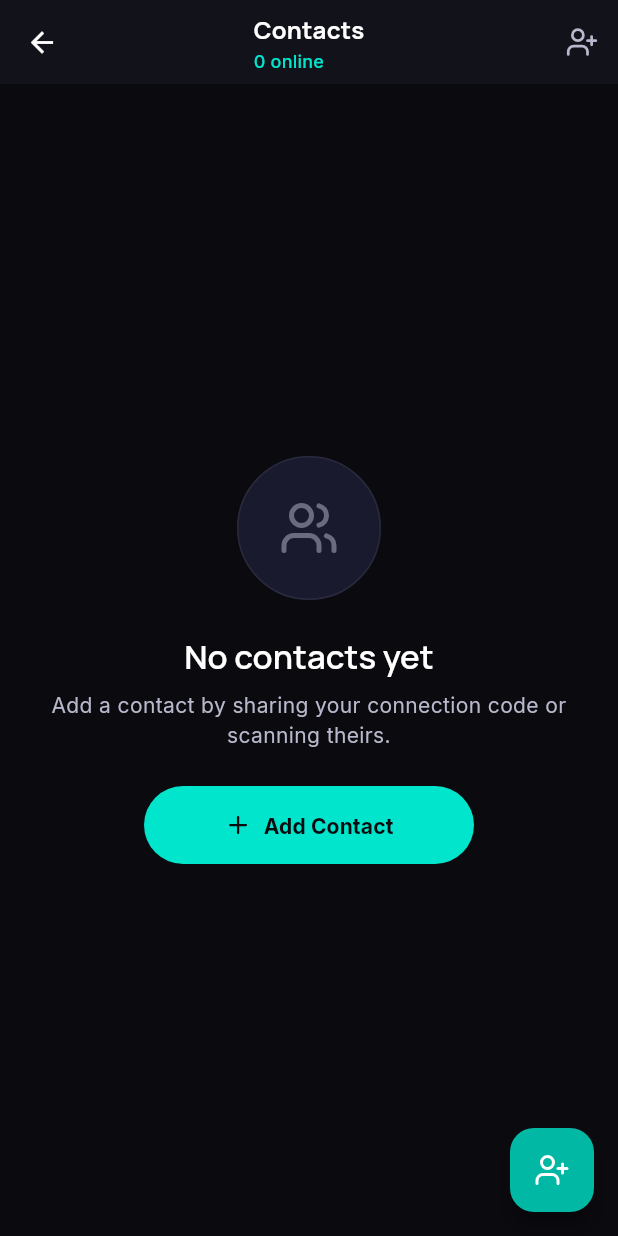
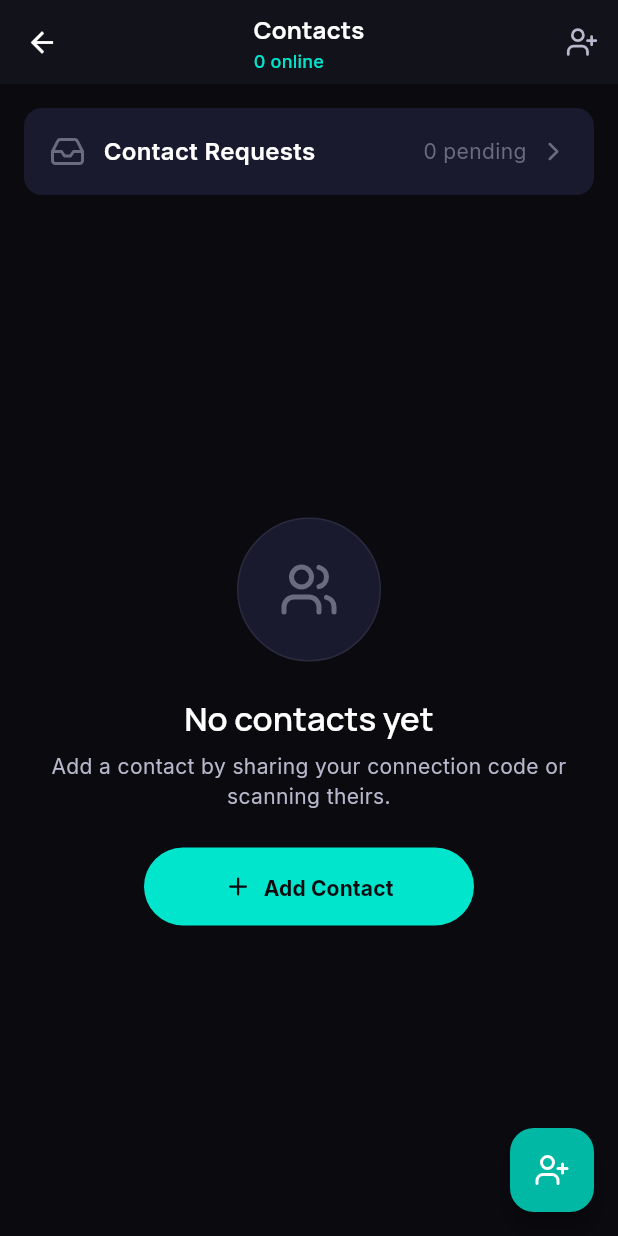
Before and after one commit to securelyhello/TheSecurelyHelloProject, a Flutter app: the ContactListScreen screen opened directly, on a phone screen of 412 x 824 dp. Run offline on Flutter 3.47's test engine with Material 3 defaults, Android fonts, the phone set to English and light mode, and no system bars; our stand-ins replace flutter_dotenv, google_fonts, lucide_icons_flutter, shared_preferences, sqflite, supabase_flutter; missing offline and left inert: flutter_webrtc, pinenacl; accounts and stored records are empty.

Commit message:
Contact request glitch fix -3

```diff
--- a/lib/core/providers/contacts_provider.dart
+++ b/lib/core/providers/contacts_provider.dart
@@ -49,6 +49,42 @@ class Contact {
   String get displayLabel => nickname?.isNotEmpty == true ? nickname! : displayName;
 }
 
+enum ContactRelationship {
+  none,
+  contact,
+  requestSent,
+  requestReceived,
+}
+
+class ContactRequest {
+  final String id;
+  final String senderId;
+  final String receiverId;
+  final String status;
+  final UserSearchResult? sender;
+  final UserSearchResult? receiver;
+
+  ContactRequest({
+    required this.id,
+    required this.senderId,
+    required this.receiverId,
+    required this.status,
+    this.sender,
+    this.receiver,
+  });
+
+  factory ContactRequest.fromMap(Map<String, dynamic> map) {
+    return ContactRequest(
+      id: map['id'],
+      senderId: map['sender_user_id'],
+      receiverId: map['receiver_user_id'],
+      status: map['status'],
+      sender: map['sender'] != null ? UserSearchResult.fromMap(map['sender']) : null,
+      receiver: map['receiver'] != null ? UserSearchResult.fromMap(map['receiver']) : null,
+    );
+  }
+}
+
 /// Search result from Supabase user directory.
 class UserSearchResult {
   final String userId;
@@ -56,7 +92,8 @@ class UserSearchResult {
   final String displayName;
   final String? avatarUrl;
   final bool isOnline;
-  final bool isAlreadyContact;
+  final ContactRelationship relationship;
+  final String? requestId;
 
   const UserSearchResult({
     required this.userId,
@@ -64,12 +101,14 @@ class UserSearchResult {
     required this.displayName,
     this.avatarUrl,
     this.isOnline = false,
-    this.isAlreadyContact = false,
+    this.relationship = ContactRelationship.none,
+    this.requestId,
   });
 
   factory UserSearchResult.fromMap(
     Map<String, dynamic> map, {
-    bool isAlreadyContact = false,
+    ContactRelationship relationship = ContactRelationship.none,
+    String? requestId,
   }) {
     return UserSearchResult(
       userId: map['user_id']?.toString() ?? '',
@@ -77,7 +116,8 @@ class UserSearchResult {
       displayName: map['display_name']?.toString() ?? '',
       avatarUrl: null, // Removed from schema
       isOnline: map['status'] == 'online',
-      isAlreadyContact: isAlreadyContact,
+      relationship: relationship,
+      requestId: requestId,
     );
   }
 }
@@ -89,6 +129,9 @@ class ContactsProvider extends ChangeNotifier {
 
   List<Contact> _contacts = [];
   List<UserSearchResult> _searchResults = [];
+  List<ContactRequest> _sentRequests = [];
+  List<ContactRequest> _receivedRequests = [];
+
   bool _isLoading = false;
   bool _isSearching = false;
   String? _errorMessage;
@@ -100,9 +143,24 @@ class ContactsProvider extends ChangeNotifier {
   })  : _directoryService = directoryService,
         _localStorage = localStorage;
 
+  StreamSubscription? _requestsSub;
+  final _newRequestController = StreamController<String>.broadcast();
+  Stream<String> get onNewRequest => _newRequestController.stream;
+
+  void init() {
+    _requestsSub?.cancel();
+    _requestsSub = _directoryService.listenForContactRequests().listen((event) {
+      loadContacts(); // reload to get the joined sender profile
+      _newRequestController.add('You have a new contact request!');
+    });
+  }
+
   // -- Getters --
   List<Contact> get contacts => List.unmodifiable(_contacts);
   List<UserSearchResult> get searchResults => List.unmodifiable(_searchResults);
+  List<ContactRequest> get sentRequests => List.unmodifiable(_sentRequests);
+  List<ContactRequest> get receivedRequests => List.unmodifiable(_receivedRequests);
+
   bool get isLoading => _isLoading;
   bool get isSearching => _isSearching;
   String? get errorMessage => _errorMessage;
@@ -140,6 +198,15 @@ class ContactsProvider extends ChangeNotifier {
           lastSeen: contact.lastSeen?.millisecondsSinceEpoch,
         );
       }
+
+      // Load pending requests
+      final reqData = await _directoryService.fetchPendingRequests();
+      final allRequests = reqData.map((r) => ContactRequest.fromMap(r)).toList();
+
+      final myUserId = await _directoryService.getMyUserId();
+      _sentRequests = allRequests.where((r) => r.senderId == myUserId).toList();
+      _receivedRequests = allRequests.where((r) => r.receiverId == myUserId).toList();
+
     } catch (e) {
       _errorMessage = 'Failed to load contacts: $e';
     }
@@ -166,14 +233,37 @@ class ContactsProvider extends ChangeNotifier {
       try {
         final results = await _directoryService.searchUsers(query.trim());
         final contactIds = _contacts.map((c) => c.userId).toSet();
-        final currentUserId = _directoryService.currentUser?.id;
+        final currentAuthId = _directoryService.currentUser?.id;
 
         _searchResults = results
-            .where((r) => r['auth_id'].toString() != currentUserId) // Exclude self
-            .map((r) => UserSearchResult.fromMap(
-                  r,
-                  isAlreadyContact: contactIds.contains(r['user_id'].toString()),
-                ))
+            .where((r) => r['auth_id'].toString() != currentAuthId) // Exclude self
+            .map((r) {
+              final userId = r['user_id'].toString();
+
+              ContactRelationship relationship = ContactRelationship.none;
+              String? requestId;
+
+              if (contactIds.contains(userId)) {
+                relationship = ContactRelationship.contact;
+              } else {
+                final sent = _sentRequests.where((req) => req.receiverId == userId).toList();
+                final received = _receivedRequests.where((req) => req.senderId == userId).toList();
+
+                if (sent.isNotEmpty) {
+                  relationship = ContactRelationship.requestSent;
+                  requestId = sent.first.id;
+                } else if (received.isNotEmpty) {
+                  relationship = ContactRelationship.requestReceived;
+                  requestId = received.first.id;
+                }
+              }
+
+              return UserSearchResult.fromMap(
+                r,
+                relationship: relationship,
+                requestId: requestId,
+              );
+            })
             .toList();
       } catch (e) {
         _errorMessage = 'Search failed: $e';
@@ -194,7 +284,7 @@ class ContactsProvider extends ChangeNotifier {
     notifyListeners();
   }
 
-  /// Add a user as a contact.
+  /// Add a user as a contact (legacy behavior, you may remove this if unneeded).
   Future<bool> addContact(String contactUserId, {String? nickname}) async {
     _errorMessage = null;
 
@@ -204,6 +294,48 @@ class ContactsProvider extends ChangeNotifier {
       return true;
     } catch (e) {
       _errorMessage = 'Failed to add contact: $e';
+      notifyListeners();
+      return false;
+    }
+  }
+
+  /// Send a contact request to a user.
+  Future<bool> sendContactRequest(String receiverUserId) async {
+    _errorMessage = null;
+    try {
+      await _directoryService.sendContactRequest(receiverUserId);
+      await loadContacts(); // refresh lists
+      return true;
+    } catch (e) {
+      _errorMessage = 'Failed to send request: $e';
+      notifyListeners();
+      return false;
+    }
+  }
+
+  /// Accept an incoming contact request.
+  Future<bool> acceptContactRequest(String requestId) async {
+    _errorMessage = null;
+    try {
+      await _directoryService.acceptContactRequest(requestId);
+      await loadContacts(); // refresh lists
+      return true;
+    } catch (e) {
+      _errorMessage = 'Failed to accept request: $e';
+      notifyListeners();
+      return false;
+    }
+  }
+
+  /// Reject an incoming contact request.
+  Future<bool> rejectContactRequest(String requestId) async {
+    _errorMessage = null;
+    try {
+      await _directoryService.rejectContactRequest(requestId);
+      await loadContacts(); // refresh lists
+      return true;
+    } catch (e) {
+      _errorMessage = 'Failed to reject request: $e';
       notifyListeners();
       return false;
     }
@@ -246,6 +378,8 @@ class ContactsProvider extends ChangeNotifier {
   @override
   void dispose() {
     _searchDebounce?.cancel();
+    _requestsSub?.cancel();
+    _newRequestController.close();
     super.dispose();
   }
 }
--- a/lib/features/contacts/screens/contact_list_screen.dart
+++ b/lib/features/contacts/screens/contact_list_screen.dart
@@ -56,23 +56,95 @@ class ContactListScreen extends StatelessWidget {
       return SkeletonLoader.contactList();
     }
 
-    if (provider.contacts.isEmpty) {
-      return Center(
-        child: EmptyStateWidget.noContacts(
-          onAction: () => Navigator.pushNamed(context, '/add-contact'),
-        ),
-      );
-    }
-
     return RefreshIndicator(
       color: const Color(0xFF00E5CC),
       backgroundColor: const Color(0xFF1A1A2E),
       onRefresh: () => provider.loadContacts(),
-      child: ListView.builder(
-        padding: const EdgeInsets.symmetric(vertical: 8),
-        itemCount: provider.contacts.length,
-        itemBuilder: (context, index) {
-          final contact = provider.contacts[index];
+      child: CustomScrollView(
+        physics: const AlwaysScrollableScrollPhysics(),
+        slivers: [
+          SliverToBoxAdapter(
+            child: InkWell(
+              onTap: () => Navigator.pushNamed(context, '/contact-requests'),
+              child: Container(
+                margin: const EdgeInsets.fromLTRB(16, 16, 16, 8),
+                padding: const EdgeInsets.all(16),
+                decoration: BoxDecoration(
+                  color: const Color(0xFF1A1A2E),
+                  borderRadius: BorderRadius.circular(12),
+                  border: Border.all(
+                    color: provider.receivedRequests.isNotEmpty
+                        ? const Color(0xFF00E5CC).withValues(alpha: 0.3)
+                        : Colors.transparent,
+                  ),
+                ),
+                child: Row(
+                  children: [
+                    Icon(
+                      LucideIcons.inbox,
+                      color: provider.receivedRequests.isNotEmpty
+                          ? const Color(0xFF00E5CC)
+                          : const Color(0xFF6B6B80),
+                    ),
+                    const SizedBox(width: 12),
+                    Expanded(
+                      child: Text(
+                        'Contact Requests',
+                        style: GoogleFonts.inter(
+                          color: Colors.white,
+                          fontWeight: FontWeight.w600,
+                          fontSize: 16,
+                        ),
+                      ),
+                    ),
+                    if (provider.receivedRequests.isNotEmpty)
+                      Container(
+                        padding: const EdgeInsets.symmetric(horizontal: 8, vertical: 2),
+                        decoration: BoxDecoration(
+                          color: const Color(0xFF00E5CC),
+                          borderRadius: BorderRadius.circular(12),
+                        ),
+                        child: Text(
+                          '${provider.receivedRequests.length}',
+                          style: GoogleFonts.inter(
+                            color: const Color(0xFF0A0A0F),
+                            fontWeight: FontWeight.bold,
+                            fontSize: 12,
+                          ),
+                        ),
+                      )
+                    else
+                      Text(
+                        '0 pending',
+                        style: GoogleFonts.inter(
+                          color: const Color(0xFF6B6B80),
+                          fontSize: 14,
+                        ),
+                      ),
+                    const SizedBox(width: 8),
+                    const Icon(LucideIcons.chevronRight, color: Color(0xFF6B6B80), size: 20),
+                  ],
+                ),
+              ),
+            ),
+          ),
+
+          if (provider.contacts.isEmpty)
+            SliverFillRemaining(
+              hasScrollBody: false,
+              child: Center(
+                child: EmptyStateWidget.noContacts(
+                  onAction: () => Navigator.pushNamed(context, '/add-contact'),
+                ),
+              ),
+            )
+          else
+            SliverPadding(
+              padding: const EdgeInsets.symmetric(vertical: 8),
+              sliver: SliverList(
+                delegate: SliverChildBuilderDelegate(
+                  (context, index) {
+                    final contact = provider.contacts[index];
 
           return InkWell(
             onTap: () async {
@@ -128,6 +200,11 @@ class ContactListScreen extends StatelessWidget {
             ),
           );
         },
+        childCount: provider.contacts.length,
+      ),
+    ),
+  ),
+],
       ),
     );
   }
--- a/lib/main.dart
+++ b/lib/main.dart
@@ -19,6 +19,7 @@ import 'package:securelyhello/features/auth/screens/signup_screen.dart';
 import 'package:securelyhello/features/auth/screens/verify_email_screen.dart';
 import 'package:securelyhello/features/home/home_screen.dart';
 import 'package:securelyhello/features/contacts/screens/add_contact_screen.dart';
+import 'package:securelyhello/features/contacts/screens/contact_requests_screen.dart';
 import 'package:securelyhello/features/chat/screens/chat_screen.dart';
 
 Future<void> main() async {
@@ -113,7 +114,7 @@ class SecurelyHelloApp extends StatelessWidget {
           create: (_) => ContactsProvider(
             directoryService: directoryService,
             localStorage: localStorage,
-          ),
+          )..init(),
         ),
         ChangeNotifierProvider(
           create: (_) => ChatProvider(
@@ -139,6 +140,7 @@ class SecurelyHelloApp extends StatelessWidget {
           '/verify-email': (context) => const VerifyEmailScreen(),
           '/home': (context) => const HomeScreen(),
           '/add-contact': (context) => const AddContactScreen(),
+          '/contact-requests': (context) => const ContactRequestsScreen(),
         },
         onGenerateRoute: (settings) {
           // Handle routes with arguments
```
Also changed, not shown: lib/core/networking/supabase_directory_service.dart (+75 -10 lines), lib/features/contacts/screens/add_contact_screen.dart (+63 -10 lines), lib/features/contacts/screens/contact_requests_screen.dart (added, +100 -0 lines), lib/features/home/home_screen.dart (+29 -1 lines).
